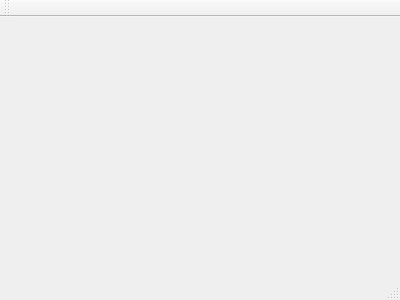
First picture: the form in mainwindow.ui, repository M0dM/StreaMe, before the edit.
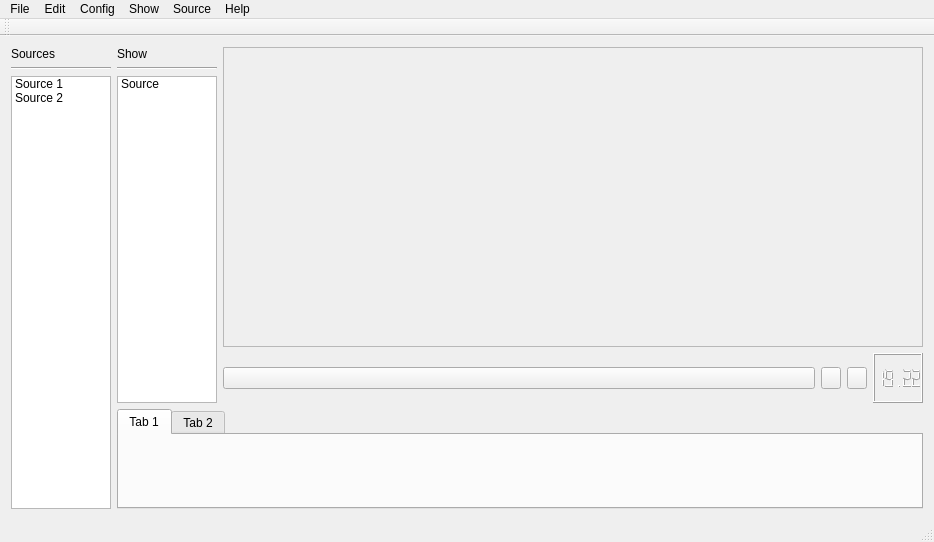
Second picture: the form after the edit. Icons and pictures are not drawn.

Diff of the .ui file:
```diff
--- a/mainwindow.ui
+++ b/mainwindow.ui
@@ -1,24 +1,424 @@
 <ui version="4.0">
  <class>MainWindow</class>
- <widget class="QMainWindow" name="MainWindow" >
-  <property name="geometry" >
+ <widget class="QMainWindow" name="MainWindow">
+  <property name="geometry">
    <rect>
     <x>0</x>
     <y>0</y>
-    <width>400</width>
-    <height>300</height>
+    <width>832</width>
+    <height>541</height>
    </rect>
   </property>
   <property name="windowTitle" >
    <string>MainWindow</string>
   </property>
-  <widget class="QMenuBar" name="menuBar" />
-  <widget class="QToolBar" name="mainToolBar" />
-  <widget class="QWidget" name="centralWidget" />
-  <widget class="QStatusBar" name="statusBar" />
+  <property name="windowTitle">
+   <string>StreaMe</string>
+  </property>
+  <property name="autoFillBackground">
+   <bool>false</bool>
+  </property>
+  <property name="locale">
+   <locale language="English" country="Ireland"/>
+  </property>
+  <widget class="QWidget" name="centralWidget">
+   <layout class="QHBoxLayout" name="horizontalLayout_5">
+    <item>
+     <layout class="QHBoxLayout" name="horizontalLayout">
+      <item>
+       <layout class="QVBoxLayout" name="verticalLayout_4">
+        <item>
+         <widget class="QLabel" name="label">
+          <property name="text">
+           <string>Sources</string>
+          </property>
+         </widget>
+        </item>
+        <item>
+         <widget class="Line" name="line">
+          <property name="orientation">
+           <enum>Qt::Horizontal</enum>
+          </property>
+         </widget>
+        </item>
+        <item>
+         <widget class="QListWidget" name="listWidget">
+          <property name="minimumSize">
+           <size>
+            <width>100</width>
+            <height>0</height>
+           </size>
+          </property>
+          <property name="maximumSize">
+           <size>
+            <width>100</width>
+            <height>16777215</height>
+           </size>
+          </property>
+          <item>
+           <property name="text">
+            <string>Source 1</string>
+           </property>
+          </item>
+          <item>
+           <property name="text">
+            <string>Source 2</string>
+           </property>
+          </item>
+         </widget>
+        </item>
+       </layout>
+      </item>
+     </layout>
+    </item>
+    <item>
+     <layout class="QHBoxLayout" name="horizontalLayout_6">
+      <item>
+       <layout class="QVBoxLayout" name="verticalLayout">
+        <item>
+         <layout class="QHBoxLayout" name="horizontalLayout_7">
+          <item>
+           <layout class="QVBoxLayout" name="verticalLayout_6">
+            <item>
+             <widget class="QLabel" name="label_2">
+              <property name="minimumSize">
+               <size>
+                <width>100</width>
+                <height>0</height>
+               </size>
+              </property>
+              <property name="maximumSize">
+               <size>
+                <width>100</width>
+                <height>16777215</height>
+               </size>
+              </property>
+              <property name="text">
+               <string>Show</string>
+              </property>
+             </widget>
+            </item>
+            <item>
+             <widget class="Line" name="line_3">
+              <property name="orientation">
+               <enum>Qt::Horizontal</enum>
+              </property>
+             </widget>
+            </item>
+            <item>
+             <widget class="QListWidget" name="listWidget_2">
+              <property name="minimumSize">
+               <size>
+                <width>100</width>
+                <height>0</height>
+               </size>
+              </property>
+              <property name="maximumSize">
+               <size>
+                <width>100</width>
+                <height>16777215</height>
+               </size>
+              </property>
+              <item>
+               <property name="text">
+                <string>Source</string>
+               </property>
+              </item>
+             </widget>
+            </item>
+           </layout>
+          </item>
+          <item>
+           <layout class="QVBoxLayout" name="verticalLayout_7">
+            <item>
+             <widget class="QFrame" name="frame">
+              <property name="minimumSize">
+               <size>
+                <width>700</width>
+                <height>300</height>
+               </size>
+              </property>
+              <property name="maximumSize">
+               <size>
+                <width>16777215</width>
+                <height>16777215</height>
+               </size>
+              </property>
+              <property name="frameShape">
+               <enum>QFrame::StyledPanel</enum>
+              </property>
+              <property name="frameShadow">
+               <enum>QFrame::Raised</enum>
+              </property>
+             </widget>
+            </item>
+            <item>
+             <layout class="QHBoxLayout" name="horizontalLayout_8">
+              <property name="sizeConstraint">
+               <enum>QLayout::SetDefaultConstraint</enum>
+              </property>
+              <item>
+               <widget class="QPushButton" name="pushButton_3">
+                <property name="maximumSize">
+                 <size>
+                  <width>16777215</width>
+                  <height>16777215</height>
+                 </size>
+                </property>
+                <property name="text">
+                 <string/>
+                </property>
+                <property name="icon">
+                 <iconset resource="New.qrc">
+                  <normaloff>:/new/Previous/first-resultset-icone-8101-16.png</normaloff>:/new/Previous/first-resultset-icone-8101-16.png</iconset>
+                </property>
+               </widget>
+              </item>
+              <item>
+               <widget class="QPushButton" name="pushButton_2">
+                <property name="minimumSize">
+                 <size>
+                  <width>20</width>
+                  <height>0</height>
+                 </size>
+                </property>
+                <property name="maximumSize">
+                 <size>
+                  <width>20</width>
+                  <height>16777215</height>
+                 </size>
+                </property>
+                <property name="text">
+                 <string/>
+                </property>
+                <property name="icon">
+                 <iconset resource="New.qrc">
+                  <normaloff>:/new/Stop/stop-command-blue-icone-6073-16.png</normaloff>:/new/Stop/stop-command-blue-icone-6073-16.png</iconset>
+                </property>
+               </widget>
+              </item>
+              <item>
+               <widget class="QPushButton" name="pushButton">
+                <property name="minimumSize">
+                 <size>
+                  <width>20</width>
+                  <height>0</height>
+                 </size>
+                </property>
+                <property name="maximumSize">
+                 <size>
+                  <width>20</width>
+                  <height>16777215</height>
+                 </size>
+                </property>
+                <property name="text">
+                 <string/>
+                </property>
+                <property name="icon">
+                 <iconset resource="New.qrc">
+                  <normaloff>:/new/Play/player-icone-7795-16.png</normaloff>:/new/Play/player-icone-7795-16.png</iconset>
+                </property>
+               </widget>
+              </item>
+              <item>
+               <widget class="QLCDNumber" name="lcdNumber">
+                <property name="minimumSize">
+                 <size>
+                  <width>50</width>
+                  <height>50</height>
+                 </size>
+                </property>
+                <property name="maximumSize">
+                 <size>
+                  <width>30</width>
+                  <height>50</height>
+                 </size>
+                </property>
+                <property name="value" stdset="0">
+                 <double>19.219999999999999</double>
+                </property>
+               </widget>
+              </item>
+             </layout>
+            </item>
+           </layout>
+          </item>
+         </layout>
+        </item>
+        <item>
+         <widget class="QTabWidget" name="tabWidget">
+          <property name="minimumSize">
+           <size>
+            <width>700</width>
+            <height>100</height>
+           </size>
+          </property>
+          <property name="maximumSize">
+           <size>
+            <width>16667715</width>
+            <height>100</height>
+           </size>
+          </property>
+          <property name="currentIndex">
+           <number>0</number>
+          </property>
+          <widget class="QWidget" name="tab_3">
+           <attribute name="title">
+            <string>Tab 1</string>
+           </attribute>
+          </widget>
+          <widget class="QWidget" name="tab_4">
+           <attribute name="title">
+            <string>Tab 2</string>
+           </attribute>
+          </widget>
+         </widget>
+        </item>
+       </layout>
+      </item>
+     </layout>
+    </item>
+   </layout>
+  </widget>
+  <widget class="QMenuBar" name="menuBar">
+   <property name="geometry">
+    <rect>
+     <x>0</x>
+     <y>0</y>
+     <width>832</width>
+     <height>21</height>
+    </rect>
+   </property>
+   <widget class="QMenu" name="menuFile">
+    <property name="title">
+     <string>File</string>
+    </property>
+    <addaction name="actionNew_Project"/>
+    <addaction name="actionOpen_Project"/>
+    <addaction name="separator"/>
+    <addaction name="actionSave_Project"/>
+    <addaction name="actionSave_Project_as"/>
+    <addaction name="separator"/>
+    <addaction name="actionClose"/>
+   </widget>
+   <widget class="QMenu" name="menuEdit">
+    <property name="title">
+     <string>Edit</string>
+    </property>
+    <addaction name="actionRenam"/>
+   </widget>
+   <widget class="QMenu" name="menuConfig">
+    <property name="title">
+     <string>Config</string>
+    </property>
+    <addaction name="actionChoose_platform"/>
+    <addaction name="actionConfigure_parameters"/>
+   </widget>
+   <widget class="QMenu" name="menuShow">
+    <property name="title">
+     <string>Show</string>
+    </property>
+    <addaction name="actionStart"/>
+    <addaction name="actionStop"/>
+   </widget>
+   <widget class="QMenu" name="menuSource">
+    <property name="title">
+     <string>Source</string>
+    </property>
+    <addaction name="actionAdd_source"/>
+    <addaction name="actionRemove_source"/>
+    <addaction name="actionAdd_object"/>
+   </widget>
+   <widget class="QMenu" name="menuHelp">
+    <property name="title">
+     <string>Help</string>
+    </property>
+   </widget>
+   <addaction name="menuFile"/>
+   <addaction name="menuEdit"/>
+   <addaction name="menuConfig"/>
+   <addaction name="menuShow"/>
+   <addaction name="menuSource"/>
+   <addaction name="menuHelp"/>
+  </widget>
+  <widget class="QToolBar" name="mainToolBar">
+   <attribute name="toolBarArea">
+    <enum>TopToolBarArea</enum>
+   </attribute>
+   <attribute name="toolBarBreak">
+    <bool>false</bool>
+   </attribute>
+  </widget>
+  <widget class="QStatusBar" name="statusBar"/>
+  <action name="actionNew_Project">
+   <property name="text">
+    <string>New Project</string>
+   </property>
+  </action>
+  <action name="actionOpen_Project">
+   <property name="text">
+    <string>Open Project</string>
+   </property>
+  </action>
+  <action name="actionSave_Project">
+   <property name="text">
+    <string>Save Project</string>
+   </property>
+  </action>
+  <action name="actionSave_Project_as">
+   <property name="text">
+    <string>Save Project as</string>
+   </property>
+  </action>
+  <action name="actionClose">
+   <property name="text">
+    <string>Close</string>
+   </property>
+  </action>
+  <action name="actionRenam">
+   <property name="text">
+    <string>Rename</string>
+   </property>
+  </action>
+  <action name="actionChoose_platform">
+   <property name="text">
+    <string>Choose platform</string>
+   </property>
+  </action>
+  <action name="actionConfigure_parameters">
+   <property name="text">
+    <string>Configure parameters</string>
+   </property>
+  </action>
+  <action name="actionStart">
+   <property name="text">
+    <string>Start</string>
+   </property>
+  </action>
+  <action name="actionStop">
+   <property name="text">
+    <string>Stop</string>
+   </property>
+  </action>
+  <action name="actionAdd_source">
+   <property name="text">
+    <string>Add source</string>
+   </property>
+  </action>
+  <action name="actionRemove_source">
+   <property name="text">
+    <string>Remove source</string>
+   </property>
+  </action>
+  <action name="actionAdd_object">
+   <property name="text">
+    <string>Add object</string>
+   </property>
+  </action>
  </widget>
- <layoutDefault spacing="6" margin="11" />
- <pixmapfunction></pixmapfunction>
- <resources/>
+ <layoutdefault spacing="6" margin="11"/>
+ <resources>
+  <include location="New.qrc"/>
+ </resources>
  <connections/>
 </ui>
```
Left out of the diff: 5 changed lines with no effect on the pictures.
